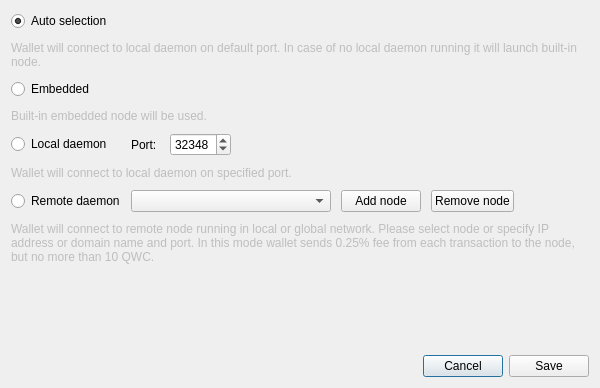
This is src/gui/ui/connectionsettingsdialog.ui in qwertycoin-org/qwertycoin-gui as Qt 5 draws it before an edit. The edited form follows.
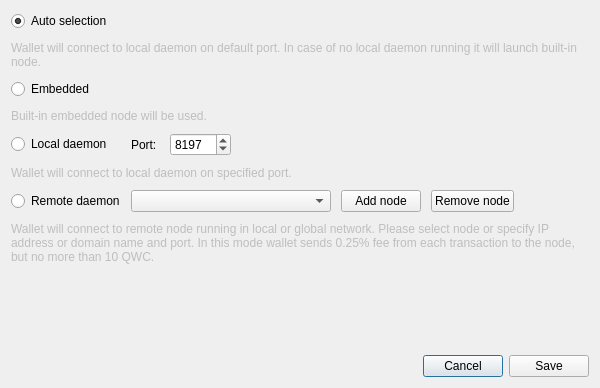
This is the edited form. Icons and pictures are not drawn.

What changed in the file:
```diff
--- a/src/gui/ui/connectionsettingsdialog.ui
+++ b/src/gui/ui/connectionsettingsdialog.ui
@@ -130,7 +130,7 @@
           <number>65535</number>
          </property>
          <property name="value">
-          <number>32348</number>
+          <number>8197</number>
          </property>
          <property name="displayIntegerBase">
           <number>10</number>
```
